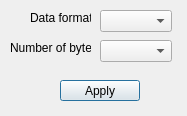
First picture: the form in SerialInterfaceGUI/parsingSettingsDialog.ui, repository yanntalhouarne/SerialInterface, before the edit.
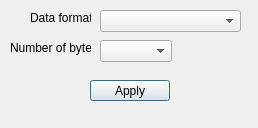
Second picture: the form after the edit.

```diff
--- a/SerialInterfaceGUI/parsingSettingsDialog.ui
+++ b/SerialInterfaceGUI/parsingSettingsDialog.ui
@@ -6,8 +6,8 @@
    <rect>
     <x>0</x>
     <y>0</y>
-    <width>187</width>
-    <height>116</height>
+    <width>258</width>
+    <height>128</height>
    </rect>
   </property>
   <property name="windowTitle">
@@ -18,7 +18,7 @@
     <rect>
      <x>100</x>
      <y>10</y>
-     <width>72</width>
+     <width>141</width>
      <height>22</height>
     </rect>
    </property>
@@ -62,7 +62,7 @@
   <widget class="QPushButton" name="parsingSettingsApplyButton">
    <property name="geometry">
     <rect>
-     <x>60</x>
+     <x>90</x>
      <y>80</y>
      <width>80</width>
      <height>21</height>
```
